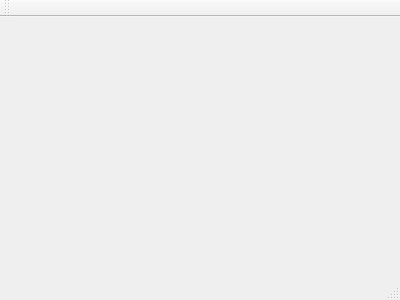
Above: mainwindow.ui from fl2011sx/app_data_analyzation_db_manage_section before the change. Below: the same form after it.
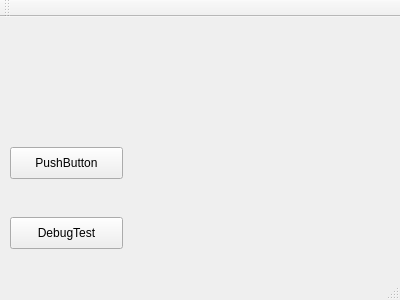
That is the form after the change.

```diff
--- a/mainwindow.ui
+++ b/mainwindow.ui
@@ -12,13 +12,55 @@
   <property name="windowTitle" >
    <string>MainWindow</string>
   </property>
-  <widget class="QMenuBar" name="menuBar" />
-  <widget class="QToolBar" name="mainToolBar" />
-  <widget class="QWidget" name="centralWidget" />
-  <widget class="QStatusBar" name="statusBar" />
+  <widget class="QWidget" name="centralWidget">
+   <widget class="QPushButton" name="debugTest">
+    <property name="geometry">
+     <rect>
+      <x>10</x>
+      <y>200</y>
+      <width>113</width>
+      <height>32</height>
+     </rect>
+    </property>
+    <property name="text">
+     <string>DebugTest</string>
+    </property>
+   </widget>
+   <widget class="QPushButton" name="testBtn">
+    <property name="geometry">
+     <rect>
+      <x>10</x>
+      <y>130</y>
+      <width>113</width>
+      <height>32</height>
+     </rect>
+    </property>
+    <property name="text">
+     <string>PushButton</string>
+    </property>
+   </widget>
+  </widget>
+  <widget class="QMenuBar" name="menuBar">
+   <property name="geometry">
+    <rect>
+     <x>0</x>
+     <y>0</y>
+     <width>400</width>
+     <height>22</height>
+    </rect>
+   </property>
+  </widget>
+  <widget class="QToolBar" name="mainToolBar">
+   <attribute name="toolBarArea">
+    <enum>TopToolBarArea</enum>
+   </attribute>
+   <attribute name="toolBarBreak">
+    <bool>false</bool>
+   </attribute>
+  </widget>
+  <widget class="QStatusBar" name="statusBar"/>
  </widget>
- <layoutDefault spacing="6" margin="11" />
- <pixmapfunction></pixmapfunction>
+ <layoutdefault spacing="6" margin="11"/>
  <resources/>
  <connections/>
 </ui>
```
Left out of the diff: 7 changed lines with no effect on the pictures.
